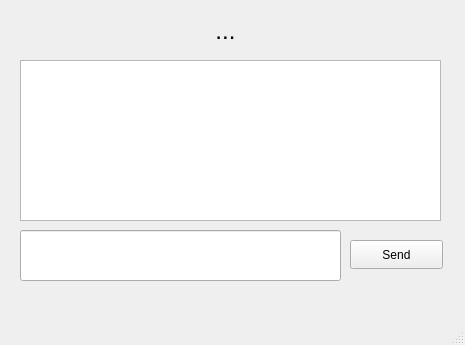
The window that client/chatview.ui (katerinavlasova/Network_Chat) describes before a commit, drawn with Qt 5.
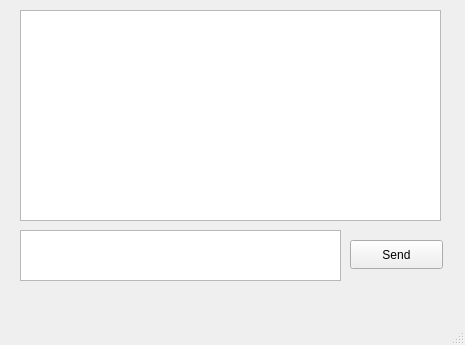
The same window after the commit.

Commit message: change lineEdit for messages in GUI to textEdit

The edit to the form file:
```diff
--- a/client/chatview.ui
+++ b/client/chatview.ui
@@ -14,42 +14,6 @@
    <string>MainWindow</string>
   </property>
   <widget class="QWidget" name="centralwidget">
-   <widget class="QLabel" name="PalNameLabel">
-    <property name="geometry">
-     <rect>
-      <x>110</x>
-      <y>10</y>
-      <width>131</width>
-      <height>41</height>
-     </rect>
-    </property>
-    <property name="font">
-     <font>
-      <pointsize>18</pointsize>
-     </font>
-    </property>
-    <property name="text">
-     <string>               ...</string>
-    </property>
-    <property name="alignment">
-     <set>Qt::AlignCenter</set>
-    </property>
-   </widget>
-   <widget class="QLineEdit" name="MessagelineEdit">
-    <property name="geometry">
-     <rect>
-      <x>20</x>
-      <y>230</y>
-      <width>321</width>
-      <height>51</height>
-     </rect>
-    </property>
-    <property name="font">
-     <font>
-      <pointsize>10</pointsize>
-     </font>
-    </property>
-   </widget>
    <widget class="QPushButton" name="sendButton">
     <property name="geometry">
      <rect>
@@ -67,9 +31,19 @@
     <property name="geometry">
      <rect>
       <x>20</x>
-      <y>60</y>
+      <y>10</y>
       <width>421</width>
-      <height>161</height>
+      <height>211</height>
+     </rect>
+    </property>
+   </widget>
+   <widget class="QTextEdit" name="messageTextEdit">
+    <property name="geometry">
+     <rect>
+      <x>20</x>
+      <y>230</y>
+      <width>321</width>
+      <height>51</height>
      </rect>
     </property>
    </widget>
```
The commit also changes 3 other files.
